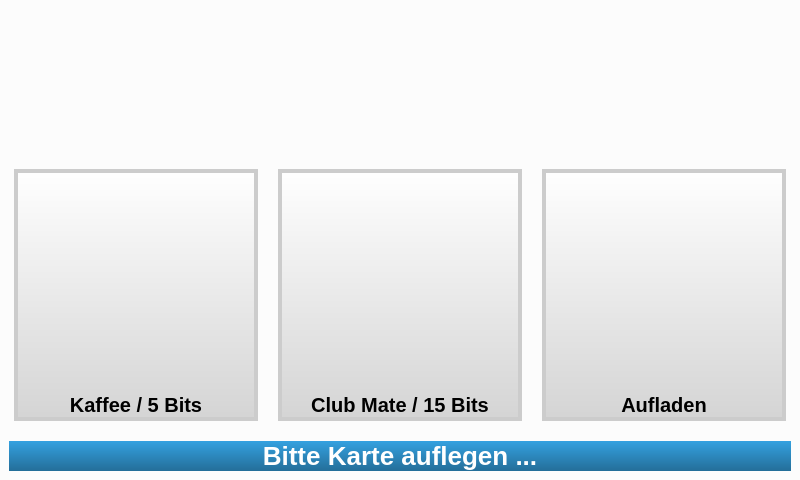
Before: the Qt Designer form main.ui in fsiwi-hka/coffeesale, drawn with Qt 5.
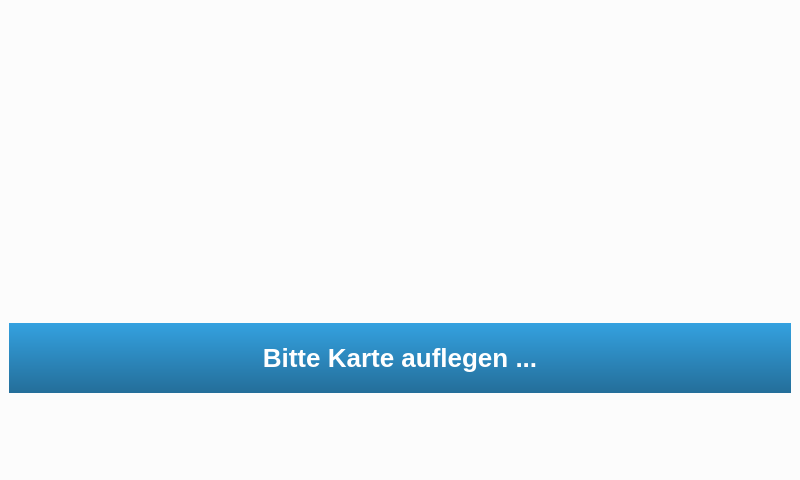
After: the same form once the commit is applied. Icons and pictures are not drawn.

Commit message: Inital work on item rows, fixes non-vanishing admin button

Diff of the .ui file:
```diff
--- a/main.ui
+++ b/main.ui
@@ -78,89 +78,7 @@
      </widget>
     </item>
     <item>
-     <layout class="QHBoxLayout" name="buttonLayout">
-      <property name="leftMargin">
-       <number>5</number>
-      </property>
-      <property name="rightMargin">
-       <number>5</number>
-      </property>
-      <item>
-       <widget class="QPushButton" name="pushCoffee">
-        <property name="sizePolicy">
-         <sizepolicy hsizetype="Minimum" vsizetype="Preferred">
-          <horstretch>0</horstretch>
-          <verstretch>0</verstretch>
-         </sizepolicy>
-        </property>
-        <property name="font">
-         <font>
-          <pointsize>12</pointsize>
-          <weight>75</weight>
-          <bold>true</bold>
-         </font>
-        </property>
-        <property name="styleSheet">
-         <string notr="true">image: url(resource/coffee.png);</string>
-        </property>
-        <property name="text">
-         <string>Kaffee / 5 Bits</string>
-        </property>
-        <property name="checkable">
-         <bool>true</bool>
-        </property>
-       </widget>
-      </item>
-      <item>
-       <widget class="QPushButton" name="pushClubMate">
-        <property name="sizePolicy">
-         <sizepolicy hsizetype="Minimum" vsizetype="Preferred">
-          <horstretch>0</horstretch>
-          <verstretch>0</verstretch>
-         </sizepolicy>
-        </property>
-        <property name="font">
-         <font>
-          <pointsize>12</pointsize>
-          <weight>75</weight>
-          <bold>true</bold>
-         </font>
-        </property>
-        <property name="styleSheet">
-         <string notr="true">image: url(resource/mate.png);</string>
-        </property>
-        <property name="text">
-         <string>Club Mate / 15 Bits</string>
-        </property>
-        <property name="checkable">
-         <bool>true</bool>
-        </property>
-       </widget>
-      </item>
-      <item>
-       <widget class="QPushButton" name="pushCharge">
-        <property name="sizePolicy">
-         <sizepolicy hsizetype="Minimum" vsizetype="Preferred">
-          <horstretch>0</horstretch>
-          <verstretch>0</verstretch>
-         </sizepolicy>
-        </property>
-        <property name="font">
-         <font>
-          <pointsize>12</pointsize>
-          <weight>75</weight>
-          <bold>true</bold>
-         </font>
-        </property>
-        <property name="styleSheet">
-         <string notr="true">image: url(resource/gold.png);</string>
-        </property>
-        <property name="text">
-         <string>Aufladen</string>
-        </property>
-       </widget>
-      </item>
-     </layout>
+     <layout class="QGridLayout" name="dynamicButtonLayout"/>
     </item>
     <item>
      <widget class="QLabel" name="message">
@@ -170,6 +88,12 @@
         <verstretch>0</verstretch>
        </sizepolicy>
       </property>
+      <property name="maximumSize">
+       <size>
+        <width>16777215</width>
+        <height>70</height>
+       </size>
+      </property>
       <property name="text">
        <string>Bitte Karte auflegen ...</string>
       </property>
```
Left out of the diff: 2 changed lines with no effect on the pictures. The commit also changes 1 other file.
